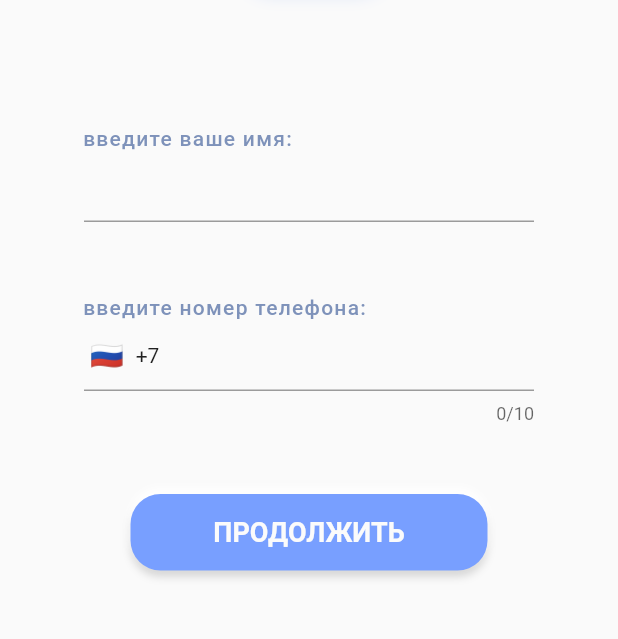
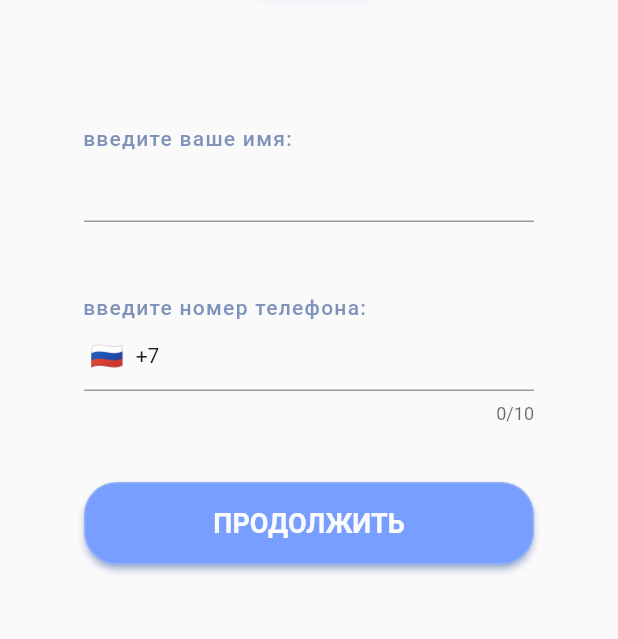
Before and after one commit to lunarEclipse423/doggo_app, a Flutter app: the screen it shows after launch, after a tap on "РЕГИСТРАЦИЯ", on a phone screen of 412 x 824 dp, the part 400-1039 px from its top. Run offline on Flutter 3.47's test engine with Material 2 defaults, Android fonts, the phone set to English and light mode, and no system bars; drawn by our look-alikes of intl_phone_field; our stand-ins replace cached_network_image, cloud_firestore, eva_icons_flutter, firebase_auth, firebase_core, firebase_storage and 12 more; missing offline and left inert: image_crop, searchable_dropdown, swipeable_page_route; accounts and stored records are empty; network calls fail; statements that could not run were skipped.

Commit message:
Исправлена аутентификация, регистрация, внешний вид кнопок

```diff
--- a/flutter_app_doggo/lib/const.dart
+++ b/flutter_app_doggo/lib/const.dart
@@ -19,8 +19,8 @@ var randomGif = gifList[random.nextInt(gifList.length)];
 bool userWalking = false;
 List<DocumentSnapshot> myDogs = [];
 DocumentReference writeUser;
-<<<<<<< Updated upstream
-=======
 int dogsAmount = 0;
->>>>>>> Stashed changes
+bool register = true;
+String phoneNumber = '';
+String myName = '';
 //PersonProfile personProfile = PersonProfile(FirebaseAuth.instance.currentUser.uid);
--- a/flutter_app_doggo/lib/dog_settings.dart
+++ b/flutter_app_doggo/lib/dog_settings.dart
@@ -693,12 +693,8 @@ class _DogSettingsState extends State<DogSettings> {
                               ),
                             ),
                             SizedBox(height: 35.67),
-<<<<<<< Updated upstream
-                            SizedBox(
-=======
                             Container(
                               margin: EdgeInsets.fromLTRB(0, 0, 0, 50),
->>>>>>> Stashed changes
                               width: 300,
                               height: 55,
                               child: ElevatedButton(
--- a/flutter_app_doggo/lib/input_phone_number.dart
+++ b/flutter_app_doggo/lib/input_phone_number.dart
@@ -5,6 +5,7 @@ import 'package:flutter_icons/flutter_icons.dart';
 import 'package:intl_phone_field/intl_phone_field.dart';
 import 'package:cloud_firestore/cloud_firestore.dart';
 import 'package:swipeable_page_route/swipeable_page_route.dart';
+import 'const.dart';
 
 
 class InputPhoneNumberWindow extends StatefulWidget {
@@ -22,6 +23,7 @@ class _InputPhoneNumberWindowState extends State<InputPhoneNumberWindow> {
       documents.forEach((data) async {
         find = true;
         if(data.get('phoneNumber') == phoneNumber) {
+          register = false;
           Navigator.of(context).push(SwipeablePageRoute(
               builder: (context) =>
                   InputCodeWindow(phoneNumber, data.get('name'), null, false)));
--- a/flutter_app_doggo/lib/register.dart
+++ b/flutter_app_doggo/lib/register.dart
@@ -9,6 +9,7 @@ import 'package:intl_phone_field/intl_phone_field.dart';
 import 'input_code.dart';
 import 'package:cloud_firestore/cloud_firestore.dart';
 import 'package:swipeable_page_route/swipeable_page_route.dart';
+import 'const.dart';
 
 
 
@@ -103,6 +104,7 @@ class _RegisterWindowState extends State<RegisterWindow> {
       );
       if(isAuth == false) {
         print('Register -> Code');
+        register = true;
         Navigator.of(context).push(SwipeablePageRoute(
             builder: (context) => InputCodeWindow(phoneNumber, name, personImage, true)));
       }
@@ -289,42 +291,39 @@ class _RegisterWindowState extends State<RegisterWindow> {
                             ),
                             SizedBox(height: 38.67),
                             // КНОПКА "ПРОДОЛЖИТЬ"
-                            TextButton(
+                            SizedBox(
+                              width: 300,
+                              height: 55,
+                              child:
+                              ElevatedButton(
                                 onPressed: () {
                                   final form = _formKey.currentState;
                                   if (form.validate()) {
                                     _onRegisterButtonPressed();
-                                }},
-                              child: Stack(
-                                alignment: Alignment.center,
-                                children: [
-                                  Container(
-                                    child: ConstrainedBox(
-                                      constraints: BoxConstraints(
-                                        minWidth: 238,
-                                        minHeight: 51,
-                                        //maxWidth: 2 * MediaQuery.of(context).size.height / 3,
-                                        //maxHeight: 2 * MediaQuery.of(context).size.height / 3),
+                                  }
+                                },
+                                style: ButtonStyle(
+                                  backgroundColor:
+                                  MaterialStateProperty.all(
+                                      Color(0xff789fff)),
+                                  foregroundColor:
+                                  MaterialStateProperty.all(
+                                    Color(0xff789fff),
                                     ),
+                                    overlayColor: MaterialStateProperty.all(
+                                        Color(0xff789fff)),
+                                    shadowColor: MaterialStateProperty.all(
+                                        Color(0xff789fff)),
+                                    enableFeedback: false,
+                                    shape: MaterialStateProperty.all<
+                                        RoundedRectangleBorder>(
+                                        RoundedRectangleBorder(
+                                            borderRadius:
+                                            BorderRadius.circular(22),
+                                            side: BorderSide(
+                                                color: Color(0x59c2d1f5))))
                                 ),
-                                    decoration: BoxDecoration(
-                                      borderRadius: BorderRadius.circular(20),
-                                      boxShadow: [
-                                        BoxShadow(
-                                          color: Color(0x26000000),
-                                          blurRadius: 4,
-                                          offset: Offset(0, 4),
-                                        ),
-                                        BoxShadow(
-                                          color: Color(0xffffffff),
-                                          blurRadius: 4,
-                                          offset: Offset(0, -4),
-                                        ),
-                                      ],
-                                      color: Color(0xff789fff),
-                                    ),
-                                  ),
-                                  Text(
+                                child: Text(
                                   "ПРОДОЛЖИТЬ",
                                   style: TextStyle(
                                     color: Color(0xfffbfbfb),
@@ -333,7 +332,6 @@ class _RegisterWindowState extends State<RegisterWindow> {
                                     fontWeight: FontWeight.w700,
                                   ),
                                 )
-                                ],
                               ),
                             ),
                             SizedBox(height: 10.67),
```
Also changed, not shown: flutter_app_doggo/lib/add_dog.dart (+3 -5 lines), flutter_app_doggo/lib/human_settings.dart (+9 -28 lines), flutter_app_doggo/lib/input_code.dart (+8 -30 lines), flutter_app_doggo/lib/main.dart (+59 -96 lines), flutter_app_doggo/lib/tabs_page.dart (+47 -4 lines), flutter_app_doggo/lib/view_person_profile.dart (+0 -21 lines), 6 other files. Lines whose indentation alone changed are shown as unchanged.
